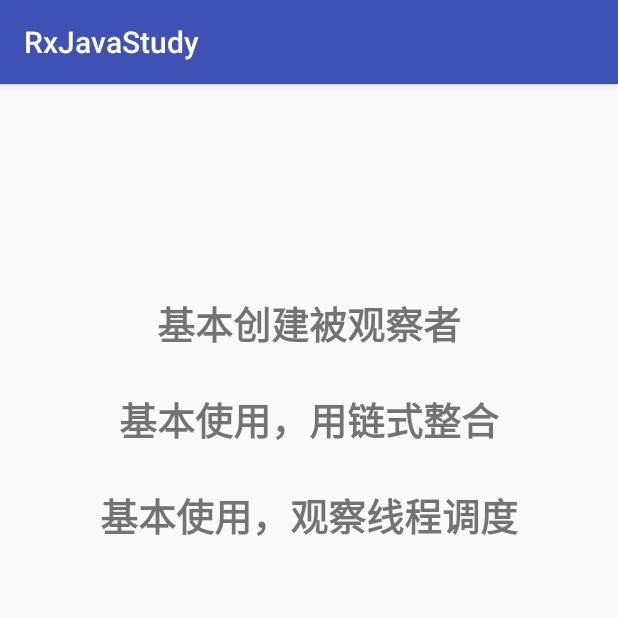
After one commit to picliu/RxJavaStudyNet, an Android app: the BaseUseActivity screen opened directly, with no data from a screen before it, on a phone screen of 412 x 824 dp, the top half of it. The commit adds this screen. Run offline under Robolectric (Android 15) with nearby library versions, the phone set to English and light mode, and no system bars; our stand-ins replace RxJava.

Commit message:
1.基本使用

```diff
--- a/app/src/main/AndroidManifest.xml
+++ b/app/src/main/AndroidManifest.xml
@@ -16,6 +16,7 @@
                 <category android:name="android.intent.category.LAUNCHER" />
             </intent-filter>
         </activity>
+        <activity android:name=".BaseUseActivity"/>
     </application>
 
 </manifest>
--- a/app/src/main/res/layout/activity_main.xml
+++ b/app/src/main/res/layout/activity_main.xml
@@ -7,9 +7,10 @@
     tools:context=".MainActivity">
 
     <TextView
+        android:id="@+id/tv_base_use"
         android:layout_width="wrap_content"
         android:layout_height="wrap_content"
-        android:text="Hello World!"
+        android:text="基本使用"
         app:layout_constraintBottom_toBottomOf="parent"
         app:layout_constraintLeft_toLeftOf="parent"
         app:layout_constraintRight_toRightOf="parent"
--- /dev/null
+++ b/app/src/main/res/layout/base_use_activity.xml
@@ -0,0 +1,44 @@
+<?xml version="1.0" encoding="utf-8"?>
+<android.support.constraint.ConstraintLayout xmlns:android="http://schemas.android.com/apk/res/android"
+    xmlns:app="http://schemas.android.com/apk/res-auto"
+    android:layout_width="match_parent"
+    android:layout_height="match_parent">
+
+
+    <TextView
+        android:id="@+id/tv_base_use"
+        android:layout_width="wrap_content"
+        android:layout_height="wrap_content"
+        android:layout_marginTop="140dp"
+        android:text="基本创建被观察者"
+        android:textSize="25sp"
+        android:textStyle="bold"
+        app:layout_constraintEnd_toEndOf="parent"
+        app:layout_constraintStart_toStartOf="parent"
+        app:layout_constraintTop_toTopOf="parent" />
+
+
+    <TextView
+        android:id="@+id/tv_base_use_by_chain"
+        android:layout_width="wrap_content"
+        android:layout_height="wrap_content"
+        android:layout_marginTop="25dp"
+        android:text="基本使用，用链式整合"
+        android:textSize="25sp"
+        android:textStyle="bold"
+        app:layout_constraintEnd_toEndOf="parent"
+        app:layout_constraintStart_toStartOf="parent"
+        app:layout_constraintTop_toBottomOf="@+id/tv_base_use" />
+
+    <TextView
+        android:id="@+id/tv_base_use_by_thread"
+        android:layout_width="wrap_content"
+        android:layout_height="wrap_content"
+        android:layout_marginTop="25dp"
+        android:text="基本使用，观察线程调度"
+        android:textSize="25sp"
+        android:textStyle="bold"
+        app:layout_constraintEnd_toEndOf="parent"
+        app:layout_constraintStart_toStartOf="parent"
+        app:layout_constraintTop_toBottomOf="@+id/tv_base_use_by_chain" />
+</android.support.constraint.ConstraintLayout>
```
Also changed, not shown: app/src/main/java/com/example/administrator/rxjavastudy/BaseUseActivity.java (added, +172 -0 lines), app/src/main/java/com/example/administrator/rxjavastudy/MainActivity.java (+11 -71 lines).
